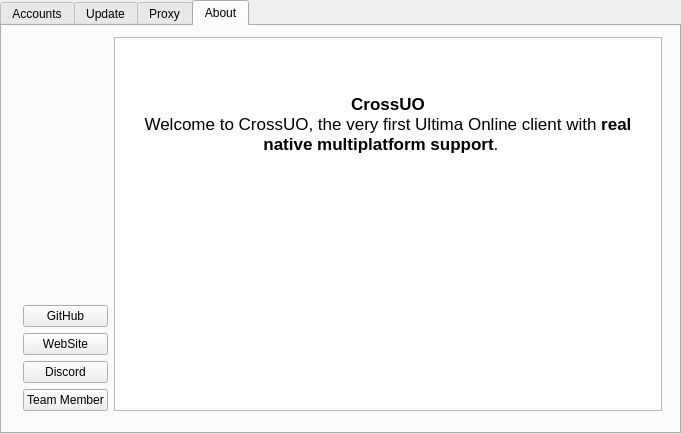
Before: the Qt Designer form launcherwindow.ui in jokker23/OrionLauncher, drawn with Qt 5.
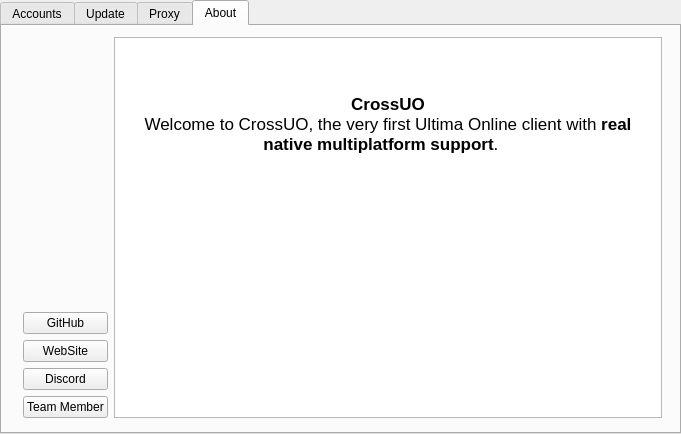
After: the same form once the commit is applied. The open tabs and pages were chosen to show the change. Icons and pictures are not drawn.

Commit message: Tab Ordering #16

What changed in the file:
```diff
--- a/launcherwindow.ui
+++ b/launcherwindow.ui
@@ -978,7 +978,7 @@
           <x>10</x>
           <y>0</y>
           <width>661</width>
-          <height>396</height>
+          <height>403</height>
          </rect>
         </property>
         <layout class="QHBoxLayout" name="horizontalLayout_17">
@@ -1030,10 +1030,10 @@
             <string>&lt;!DOCTYPE HTML PUBLIC &quot;-//W3C//DTD HTML 4.0//EN&quot; &quot;http://www.w3.org/TR/REC-html40/strict.dtd&quot;&gt;
 &lt;html&gt;&lt;head&gt;&lt;meta name=&quot;qrichtext&quot; content=&quot;1&quot; /&gt;&lt;style type=&quot;text/css&quot;&gt;
 p, li { white-space: pre-wrap; }
-&lt;/style&gt;&lt;/head&gt;&lt;body style=&quot; font-family:'Noto Sans'; font-size:10pt; font-weight:400; font-style:normal;&quot;&gt;
-&lt;p style=&quot; margin-top:0px; margin-bottom:0px; margin-left:0px; margin-right:0px; -qt-block-indent:0; text-indent:0px;&quot;&gt;&lt;span style=&quot; font-family:'.SF NS Text'; font-size:13pt;&quot;&gt;      &lt;/span&gt;&lt;/p&gt;
-&lt;p style=&quot; margin-top:0px; margin-bottom:0px; margin-left:0px; margin-right:0px; -qt-block-indent:0; text-indent:0px;&quot;&gt;&lt;span style=&quot; font-family:'.SF NS Text'; font-size:13pt;&quot;&gt;      &lt;/span&gt;&lt;/p&gt;
-&lt;p align=&quot;center&quot; style=&quot; margin-top:12px; margin-bottom:12px; margin-left:0px; margin-right:0px; -qt-block-indent:0; text-indent:0px;&quot;&gt;&lt;span style=&quot; font-family:'.SF NS Text'; font-size:13pt; font-weight:600;&quot;&gt;CrossUO&lt;/span&gt;&lt;span style=&quot; font-family:'.SF NS Text'; font-size:13pt;&quot;&gt; &lt;br /&gt;Welcome to CrossUO, the very first Ultima Online client with &lt;/span&gt;&lt;span style=&quot; font-family:'.SF NS Text'; font-size:13pt; font-weight:600;&quot;&gt;real native multiplatform support&lt;/span&gt;&lt;span style=&quot; font-family:'.SF NS Text'; font-size:13pt;&quot;&gt;.   &lt;/span&gt;&lt;/p&gt;&lt;/body&gt;&lt;/html&gt;</string>
+&lt;/style&gt;&lt;/head&gt;&lt;body style=&quot; font-family:'.SF NS Text'; font-size:13pt; font-weight:400; font-style:normal;&quot;&gt;
+&lt;p style=&quot; margin-top:0px; margin-bottom:0px; margin-left:0px; margin-right:0px; -qt-block-indent:0; text-indent:0px;&quot;&gt;      &lt;/p&gt;
+&lt;p style=&quot; margin-top:0px; margin-bottom:0px; margin-left:0px; margin-right:0px; -qt-block-indent:0; text-indent:0px;&quot;&gt;      &lt;/p&gt;
+&lt;p align=&quot;center&quot; style=&quot; margin-top:12px; margin-bottom:12px; margin-left:0px; margin-right:0px; -qt-block-indent:0; text-indent:0px;&quot;&gt;&lt;span style=&quot; font-weight:600;&quot;&gt;CrossUO&lt;/span&gt; &lt;br /&gt;Welcome to CrossUO, the very first Ultima Online client with &lt;span style=&quot; font-weight:600;&quot;&gt;real native multiplatform support&lt;/span&gt;.   &lt;/p&gt;&lt;/body&gt;&lt;/html&gt;</string>
            </property>
           </widget>
          </item>
```
Left out of the diff: 40 changed lines with no effect on the pictures.
